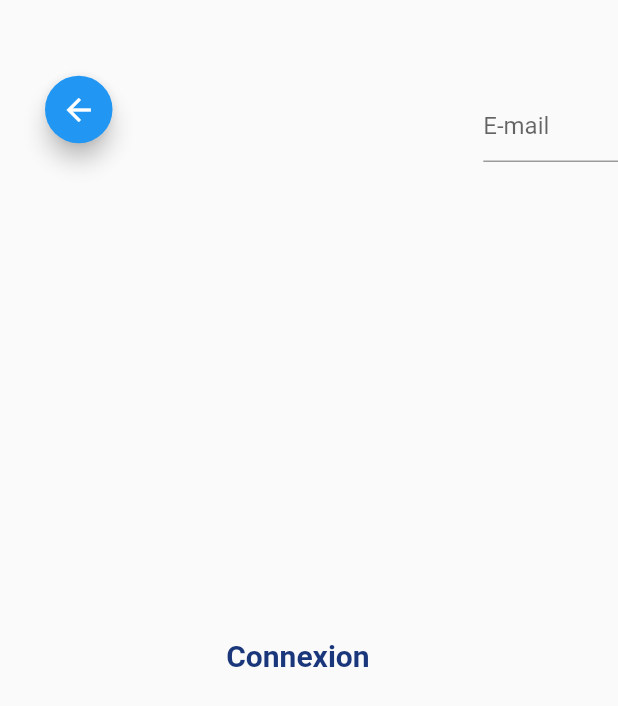
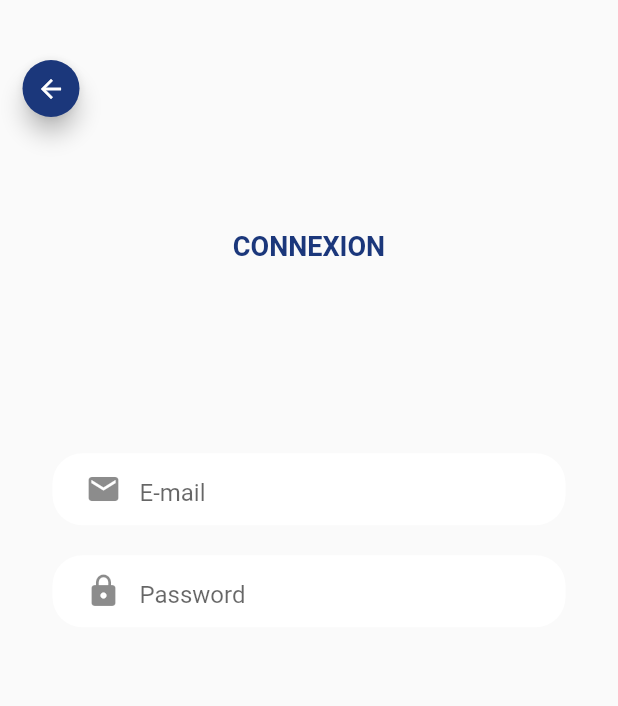
Before and after one commit to Merdi-Elongo/kitunga, a Flutter app: the screen it shows after launch, on a phone screen of 412 x 824 dp. Shown: the top 706 px of the screen. Run offline on Flutter 3.47's test engine with Material 2 defaults, Android fonts, the phone set to English and light mode, and no system bars.

Commit message:
correction bugs

```diff
--- a/lib/views/login_page.dart
+++ b/lib/views/login_page.dart
@@ -2,6 +2,7 @@ import 'package:flutter/material.dart';
 import 'package:kitunga/utils/color.dart';
 import 'package:kitunga/utils/string.dart';
 import 'package:kitunga/views/account_transition_view.dart';
+import 'package:kitunga/widget/textInput.dart';
 
 class LoginPage extends StatefulWidget {
   @override
@@ -17,62 +18,76 @@ class _LoginPageState extends State<LoginPage> {
     );
   }
 
+  void connect() {
+
+  }
+
   @override
   Widget build(BuildContext context) {
     return Scaffold(
-      body: Row(
+      body: Container(
+        child: Column(
           children: [
-          Column(
+            Container(
+              width: double.infinity,
+              height: MediaQuery.of(context).size.height * 0.3,
+              child: Column(
+                children: <Widget>[
+                  Expanded(
+                      child: Container(
+                        width: MediaQuery.of(context).size.width,
+                        child: Align(
+                          alignment: Alignment.topLeft,
+                          child: Row(
+                            mainAxisAlignment: MainAxisAlignment.start,
                             children: <Widget>[
                               Container(
-                margin: EdgeInsets.only(top: 45, left: 30),
-                child: SizedBox(
-                  width: 45,
+                                  width: 38,
+                                  height: 38,
+                                  margin: EdgeInsets.only(top: 40, left: 15),
                                   child: FloatingActionButton(
-                      onPressed: () { this.backFunction(); },
-                      child: Icon(Icons.arrow_back),
-                  ),
-                ),
+                                    onPressed: (){ this.connect(); },
+                                    child: Icon(Icons.arrow_back, size: 20,),
+                                    backgroundColor: blue,
+                                  )
                               ),
                             ],
                           ),
-          Container(
-            width: MediaQuery.of(context).size.width * 0.6,
-            margin: EdgeInsets.only(top: 50),
-            child: Center(
-              child: Text(
-                login,
-                style: TextStyle(
-                  fontSize: 20.0,
-                  fontWeight: FontWeight.bold,
-                  color: blue,
-                ),
-              ),
-            ),
-          ),
-          Container(
-            child: Expanded(
-              child: Container(
-                margin: EdgeInsets.only(top: 60),
-                child: Column(
-                  children: [
-                    Container(
-                      child: SizedBox(
-                          child: TextFormField(
-                            decoration: InputDecoration(
-                              hintText: email
                         ),
                       )
                   ),
-                    ),
-                  ],
+                  Expanded(
+                      child: Container(
+                        margin: EdgeInsets.only(top: 30),
+                          child: Text(
+                            login.toUpperCase(),
+                            style: TextStyle(
+                              fontSize: 18.0,
+                              fontWeight: FontWeight.bold,
+                              color: blue
                             ),
                           ),
                       ),
                   ),
                 ],
               ),
+            ),
+            Expanded(
+              child: Container(
+                margin: EdgeInsets.only(top: 35, left: 35, right: 35),
+                child: Column(
+                  children: [
+                    TextInput(hint: email, icon: Icons.email),
+                    TextInput(hint: password, icon: Icons.lock),
+                  ],
+                ),
+              ),
+            )
+          ],
+        ),
+      )
 
     );
   }
+
 }
--- /dev/null
+++ b/lib/widget/textInput.dart
@@ -0,0 +1,42 @@
+import 'dart:async';
+
+import 'package:flutter/cupertino.dart';
+import 'package:flutter/material.dart';
+import 'package:kitunga/utils/color.dart';
+
+class TextInput extends StatelessWidget {
+
+  String hint;
+  IconData icon;
+  ControllerCallback controller;
+
+  TextInput({hint, icon, controller}) {
+    this.controller = controller;
+    this.icon = icon;
+    this.hint = hint;
+  }
+
+  @override
+  Widget build(BuildContext context) {
+      return Container(
+        margin: EdgeInsets.only(top: 20),
+        decoration: BoxDecoration(
+            borderRadius: BorderRadius.all(Radius.circular(20)),
+            color: Colors.white
+        ),
+        padding: EdgeInsets.only(left: 10),
+        child: TextFormField(
+          decoration: InputDecoration(
+              focusedBorder: OutlineInputBorder(
+                borderSide: BorderSide(color: blue, width: 1),
+                borderRadius: BorderRadius.circular(20.0),
+              ),
+              border: InputBorder.none,
+              hintText: hint,
+              prefixIcon: Icon(icon),
+              contentPadding: EdgeInsets.only(top: 17)
+          ),
+        ),
+      );
+    }
+  }
```
Lines whose indentation alone changed are shown as unchanged.
